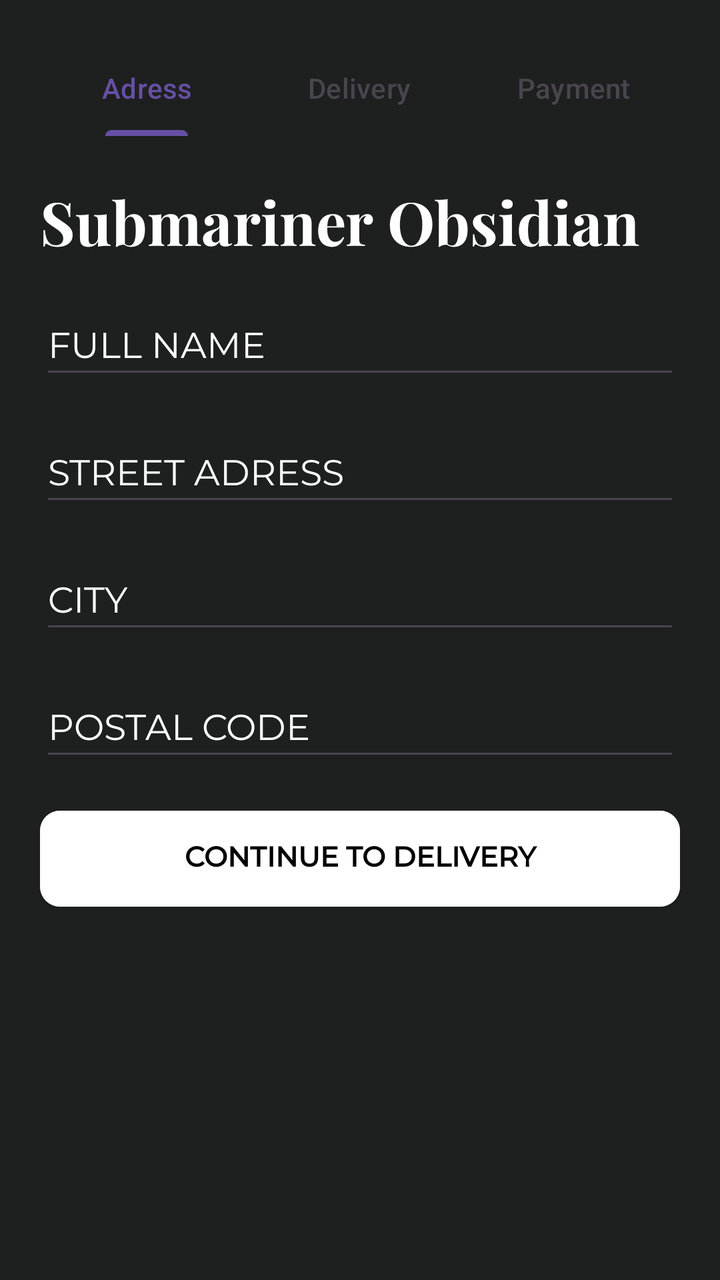
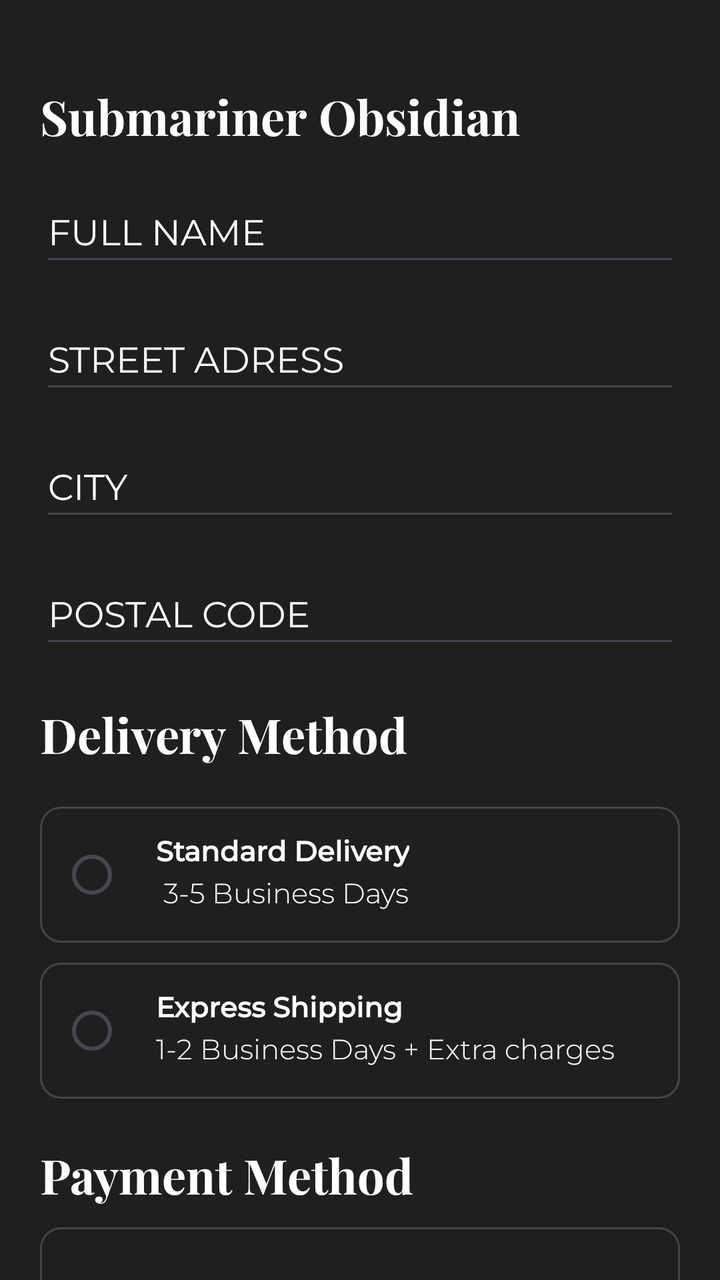

Compare the two renders of this Android layout. The source of the first and the diff that turns it into the second are given below.
<!-- AndroidManifest.xml: application theme Theme.Luxora -->
<!-- res/layout/activity_cart_checkout_shipping.xml -->
<?xml version="1.0" encoding="utf-8"?>
<ScrollView
    xmlns:android="http://schemas.android.com/apk/res/android"
    xmlns:tools="http://schemas.android.com/tools"
    android:layout_width="match_parent"
    android:layout_height="match_parent"
    android:background="@color/surface_container"
    xmlns:app="http://schemas.android.com/apk/res-auto">

    <LinearLayout
        android:layout_width="match_parent"
        android:layout_height="wrap_content"
        android:orientation="vertical"

        android:padding="20dp">

        <com.google.android.material.tabs.TabLayout
            android:id="@+id/tabLayout"
            android:layout_width="match_parent"
            android:layout_height="wrap_content"
            android:background="@color/surface_container">

            <com.google.android.material.tabs.TabItem
                style="@style/CustomTabTextAppearance"
                android:layout_width="match_parent"
                android:layout_height="wrap_content"
                app:tabTextColor="@color/white"
                android:fontFamily="@font/montserrat_regular"
                app:tabSelectedTextColor="@color/secondary"
                android:text="Adress"/>

            <com.google.android.material.tabs.TabItem
                style="@style/CustomTabTextAppearance"
                android:layout_width="match_parent"
                android:layout_height="wrap_content"
                app:tabTextColor="@color/white"
                app:tabSelectedTextColor="@color/secondary"
                android:text="Delivery"/>

            <com.google.android.material.tabs.TabItem
                style="@style/CustomTabTextAppearance"
                android:layout_width="match_parent"
                android:layout_height="wrap_content"
                app:tabTextColor="@color/white"
                app:tabSelectedTextColor="@color/secondary"
                android:text="Payment"/>

        </com.google.android.material.tabs.TabLayout>

        <TextView
            android:id="@+id/tvProductName"
            android:layout_width="wrap_content"
            android:layout_height="wrap_content"
            android:layout_marginTop="20dp"
            android:fontFamily="@font/playfair_display_bold"
            android:text="Submariner Obsidian"
            android:textColor="@color/white"
            android:textSize="30sp"
            app:layout_constraintStart_toStartOf="parent"
            app:layout_constraintTop_toBottomOf="@id/llReviewRatings" />

        <EditText
            android:id="@+id/etFullName"
            android:layout_width="match_parent"
            android:layout_height="wrap_content"
            android:layout_marginTop="20dp"
            android:textColorHint="@color/white"
            android:fontFamily="@font/montserrat_regular"
            android:hint="FULL NAME"/>

        <EditText
            android:id="@+id/etStreetAddress"
            android:layout_width="match_parent"
            android:layout_height="wrap_content"
            android:layout_marginTop="20dp"
            android:textColorHint="@color/white"
            android:fontFamily="@font/montserrat_regular"
            android:hint="STREET ADRESS"/>

        <EditText
            android:id="@+id/etCity"
            android:layout_width="match_parent"
            android:layout_height="wrap_content"
            android:layout_marginTop="20dp"
            android:textColorHint="@color/white"
            android:fontFamily="@font/montserrat_regular"
            android:hint="CITY"/>

        <EditText
            android:id="@+id/etPostalAddress"
            android:layout_width="match_parent"
            android:layout_height="wrap_content"
            android:layout_marginTop="20dp"
            android:textColorHint="@color/white"
            android:fontFamily="@font/montserrat_regular"
            android:hint="POSTAL CODE"/>

        <androidx.cardview.widget.CardView
            android:layout_width="match_parent"
            android:layout_height="wrap_content"
            android:layout_weight="1"
            app:cardCornerRadius="10dp"
            android:layout_marginTop="20dp">

            <androidx.appcompat.widget.AppCompatButton
                android:id="@+id/btContinueToDeliver"
                android:layout_width="match_parent"
                android:layout_height="match_parent"
                android:background="@color/white"
                android:clickable="true"
                android:focusable="true"
                android:fontFamily="@font/montserrat_medium"
                android:foreground="?attr/selectableItemBackground"
                android:gravity="center"
                android:text="Continue to delivery"
                android:textAlignment="center"
                android:textAllCaps="true"
                android:textColor="@color/black"
                android:textStyle="bold" />

        </androidx.cardview.widget.CardView>

    </LinearLayout>



</ScrollView>
<!-- resources referenced by this layout -->
<resources>
  <color name="black">#FF000000</color>
  <color name="secondary">#E9C349</color>
  <color name="surface_container">#1E2020</color>
  <color name="white">#FFFFFFFF</color>
  <style name="CustomTabTextAppearance" parent="TextAppearance.Design.Tab">
          <item name="android:fontFamily">@font/montserrat_regular</item>
          <item name="android:textSize">14sp</item>
      </style>
  <style name="Theme.Luxora" parent="Base.Theme.Luxora" />
  <style name="Base.Theme.Luxora" parent="Theme.Material3.DayNight.NoActionBar">
          
          
      </style>
</resources>

<!-- the commit's change to res/layout/activity_cart_checkout_shipping.xml (unified diff, before → after) -->
@@ -5,47 +5,15 @@
     android:layout_width="match_parent"
     android:layout_height="match_parent"
     android:background="@color/surface_container"
-    xmlns:app="http://schemas.android.com/apk/res-auto">
+    xmlns:app="http://schemas.android.com/apk/res-auto"
+    android:scrollbars="none">
 
     <LinearLayout
         android:layout_width="match_parent"
         android:layout_height="wrap_content"
         android:orientation="vertical"
-
         android:padding="20dp">
 
-        <com.google.android.material.tabs.TabLayout
-            android:id="@+id/tabLayout"
-            android:layout_width="match_parent"
-            android:layout_height="wrap_content"
-            android:background="@color/surface_container">
-
-            <com.google.android.material.tabs.TabItem
-                style="@style/CustomTabTextAppearance"
-                android:layout_width="match_parent"
-                android:layout_height="wrap_content"
-                app:tabTextColor="@color/white"
-                android:fontFamily="@font/montserrat_regular"
-                app:tabSelectedTextColor="@color/secondary"
-                android:text="Adress"/>
-
-            <com.google.android.material.tabs.TabItem
-                style="@style/CustomTabTextAppearance"
-                android:layout_width="match_parent"
-                android:layout_height="wrap_content"
-                app:tabTextColor="@color/white"
-                app:tabSelectedTextColor="@color/secondary"
-                android:text="Delivery"/>
-
-            <com.google.android.material.tabs.TabItem
-                style="@style/CustomTabTextAppearance"
-                android:layout_width="match_parent"
-                android:layout_height="wrap_content"
-                app:tabTextColor="@color/white"
-                app:tabSelectedTextColor="@color/secondary"
-                android:text="Payment"/>
-
-        </com.google.android.material.tabs.TabLayout>
 
         <TextView
             android:id="@+id/tvProductName"
@@ -55,7 +23,7 @@
             android:fontFamily="@font/playfair_display_bold"
             android:text="Submariner Obsidian"
             android:textColor="@color/white"
-            android:textSize="30sp"
+            android:textSize="24sp"
             app:layout_constraintStart_toStartOf="parent"
             app:layout_constraintTop_toBottomOf="@id/llReviewRatings" />
 
@@ -65,6 +33,7 @@
             android:layout_height="wrap_content"
             android:layout_marginTop="20dp"
             android:textColorHint="@color/white"
+            android:textColor="@color/white"
             android:fontFamily="@font/montserrat_regular"
             android:hint="FULL NAME"/>
 
@@ -74,6 +43,7 @@
             android:layout_height="wrap_content"
             android:layout_marginTop="20dp"
             android:textColorHint="@color/white"
+            android:textColor="@color/white"
             android:fontFamily="@font/montserrat_regular"
             android:hint="STREET ADRESS"/>
 
@@ -83,6 +53,7 @@
             android:layout_height="wrap_content"
             android:layout_marginTop="20dp"
             android:textColorHint="@color/white"
+            android:textColor="@color/white"
             android:fontFamily="@font/montserrat_regular"
             android:hint="CITY"/>
 
@@ -92,8 +63,231 @@
             android:layout_height="wrap_content"
             android:layout_marginTop="20dp"
             android:textColorHint="@color/white"
+            android:textColor="@color/white"
             android:fontFamily="@font/montserrat_regular"
             android:hint="POSTAL CODE"/>
+
+        <TextView
+            android:layout_width="wrap_content"
+            android:layout_height="wrap_content"
+            android:layout_marginTop="20dp"
+            android:fontFamily="@font/playfair_display_bold"
+            android:text="Delivery Method"
+            android:textColor="@color/white"
+            android:textSize="24sp"
+            app:layout_constraintStart_toStartOf="parent"
+            app:layout_constraintTop_toBottomOf="@id/llReviewRatings" />
+
+        <LinearLayout
+            android:id="@+id/llStandardDelivery"
+            android:layout_width="match_parent"
+            android:layout_height="wrap_content"
+            android:orientation="horizontal"
+            android:layout_marginTop="20dp"
+            android:padding="10dp"
+            android:background="@drawable/light_grey_stroke_black_rounded_bg">
+
+            <RadioButton
+                android:id="@+id/cbStandardDelivery"
+                android:layout_width="wrap_content"
+                android:layout_height="wrap_content"/>
+
+            <LinearLayout
+                android:layout_width="wrap_content"
+                android:layout_height="wrap_content"
+                android:orientation="vertical"
+                android:layout_gravity="center">
+
+                <TextView
+                    android:layout_width="match_parent"
+                    android:layout_height="wrap_content"
+                    android:textColorHint="@color/white"
+                    android:textColor="@color/white"
+                    android:textAllCaps="true"
+                    android:textStyle="bold"
+                    android:fontFamily="@font/montserrat_medium"
+                    android:hint="Standard Delivery"/>
+
+                <TextView
+                    android:layout_width="match_parent"
+                    android:layout_height="wrap_content"
+                    android:textColorHint="@color/white"
+                    android:textColor="@color/white"
+                    android:fontFamily="@font/montserrat_light"
+                    android:hint=" 3-5 Business Days"/>
+
+
+
+            </LinearLayout>
+
+
+        </LinearLayout>
+
+        <LinearLayout
+            android:id="@+id/llExpressDelivery"
+            android:layout_width="match_parent"
+            android:layout_height="wrap_content"
+            android:orientation="horizontal"
+            android:layout_marginTop="10dp"
+            android:padding="10dp"
+            android:background="@drawable/light_grey_stroke_black_rounded_bg">
+
+            <RadioButton
+                android:id="@+id/cbExpressDelivery"
+                android:layout_width="wrap_content"
+                android:layout_height="wrap_content"/>
+
+            <LinearLayout
+                android:layout_width="wrap_content"
+                android:layout_height="wrap_content"
+                android:orientation="vertical"
+                android:layout_gravity="center">
+
+                <TextView
+                    android:layout_width="match_parent"
+                    android:layout_height="wrap_content"
+                    android:textColorHint="@color/white"
+                    android:textColor="@color/white"
+                    android:textAllCaps="true"
+                    android:textStyle="bold"
+                    android:fontFamily="@font/montserrat_medium"
+                    android:hint="Express Shipping"/>
+
+                <TextView
+                    android:layout_width="match_parent"
+                    android:layout_height="wrap_content"
+                    android:textColorHint="@color/white"
+                    android:textColor="@color/white"
+                    android:fontFamily="@font/montserrat_light"
+                    android:hint="1-2 Business Days + Extra charges"/>
+
+
+
+            </LinearLayout>
+
+
+        </LinearLayout>
+
+        <TextView
+            android:layout_width="wrap_content"
+            android:layout_height="wrap_content"
+            android:layout_marginTop="20dp"
+            android:fontFamily="@font/playfair_display_bold"
+            android:text="Payment Method"
+            android:textColor="@color/white"
+            android:textSize="24sp"
+            app:layout_constraintStart_toStartOf="parent"
+            app:layout_constraintTop_toBottomOf="@id/llReviewRatings" />
+
+        <androidx.constraintlayout.widget.ConstraintLayout
+            android:layout_width="match_parent"
+            android:layout_height="150dp"
+            android:layout_marginTop="10dp"
+            android:orientation="vertical"
+            android:background="@drawable/light_grey_stroke_black_rounded_bg">
+
+            <LinearLayout
+                android:layout_width="wrap_content"
+                android:layout_height="wrap_content"
+                android:layout_gravity="center_horizontal"
+                android:orientation="vertical"
+                app:layout_constraintBottom_toBottomOf="parent"
+                app:layout_constraintEnd_toEndOf="parent"
+                app:layout_constraintHorizontal_bias="0.5"
+                app:layout_constraintStart_toStartOf="parent"
+                app:layout_constraintTop_toTopOf="parent"
+                app:layout_constraintVertical_bias="0.5">
+
+                <ImageView
+                    android:layout_width="30dp"
+                    android:layout_height="30dp"
+                    android:src="@drawable/travel"
+                    android:layout_gravity="center"/>
+
+                <TextView
+                    android:layout_width="wrap_content"
+                    android:layout_height="wrap_content"
+                    android:textAllCaps="true"
+                    android:text="Credit Card"
+                    android:layout_marginTop="10dp"
+                    android:fontFamily="@font/montserrat_light"/>
+
+            </LinearLayout>
+
+
+        </androidx.constraintlayout.widget.ConstraintLayout>
+
+        <androidx.constraintlayout.widget.ConstraintLayout
+            android:layout_width="match_parent"
+            android:layout_height="150dp"
+            android:layout_marginTop="10dp"
+            android:background="@drawable/light_grey_stroke_black_rounded_bg">
+
+            <LinearLayout
+                android:layout_width="wrap_content"
+                android:layout_height="wrap_content"
+                android:layout_gravity="center_horizontal"
+                android:orientation="vertical"
+                app:layout_constraintBottom_toBottomOf="parent"
+                app:layout_constraintEnd_toEndOf="parent"
+                app:layout_constraintHorizontal_bias="0.5"
+                app:layout_constraintStart_toStartOf="parent"
+                app:layout_constraintTop_toTopOf="parent"
+                app:layout_constraintVertical_bias="0.5">
+
+                <ImageView
+                    android:layout_width="30dp"
+                    android:layout_height="30dp"
+                    android:src="@drawable/travel"
+                    android:layout_gravity="center"/>
+
+                <TextView
+                    android:layout_width="wrap_content"
+                    android:layout_height="wrap_content"
+                    android:text="COD"
+                    android:layout_marginTop="10dp"
+                    android:textAllCaps="true"
+                    android:fontFamily="@font/montserrat_light"/>
+
+            </LinearLayout>
+
+        </androidx.constraintlayout.widget.ConstraintLayout>
+
+        <EditText
+            android:layout_width="match_parent"
+            android:layout_height="wrap_content"
+            android:layout_marginTop="10dp"
+            android:textColorHint="@color/white"
+            android:hint="Card Number"
+            android:fontFamily="@font/montserrat_light"/>
+
+        <LinearLayout
+            android:layout_width="match_parent"
+            android:layout_height="wrap_content"
+            android:orientation="horizontal"
+            android:weightSum="2">
+
+            <EditText
+                android:layout_width="match_parent"
+                android:layout_height="wrap_content"
+                android:layout_marginTop="10dp"
+                android:textColorHint="@color/white"
+                android:hint="Expiry Date"
+                android:layout_weight="1"
+                android:layout_marginVertical="10dp"
+                android:fontFamily="@font/montserrat_light"/>
+
+            <EditText
+                android:layout_width="match_parent"
+                android:layout_height="wrap_content"
+                android:layout_marginTop="10dp"
+                android:textColorHint="@color/white"
+                android:hint="CVV"
+                android:layout_weight="1"
+                android:layout_margin="10dp"
+                android:fontFamily="@font/montserrat_light"/>
+
+        </LinearLayout>
 
         <androidx.cardview.widget.CardView
             android:layout_width="match_parent"
@@ -112,7 +306,7 @@
                 android:fontFamily="@font/montserrat_medium"
                 android:foreground="?attr/selectableItemBackground"
                 android:gravity="center"
-                android:text="Continue to delivery"
+                android:text="Checkout"
                 android:textAlignment="center"
                 android:textAllCaps="true"
                 android:textColor="@color/black"
<!-- resource entries referenced after the edit -->
@@ -1,14 +1,22 @@
 <!-- resources referenced by this layout -->
 <resources>
   <color name="black">#FF000000</color>
-  <color name="secondary">#E9C349</color>
   <color name="surface_container">#1E2020</color>
   <color name="white">#FFFFFFFF</color>
-  <style name="CustomTabTextAppearance" parent="TextAppearance.Design.Tab">
-          <item name="android:fontFamily">@font/montserrat_regular</item>
-          <item name="android:textSize">14sp</item>
-      </style>
+  <!-- drawable light_grey_stroke_black_rounded_bg (drawable) -->
+  <?xml version="1.0" encoding="utf-8"?>
+  <shape xmlns:android="http://schemas.android.com/apk/res/android">
+      <solid android:color="@color/surface_container"/>
+  
+      <stroke android:color="@color/on_primary_fixed_variant"
+          android:width="1dp" />
+  
+      <corners android:radius="10dp"/>
+  
+  </shape>
+  <!-- drawable travel: png bitmap (drawable, 5047 bytes) -->
   <style name="Theme.Luxora" parent="Base.Theme.Luxora" />
+  <color name="on_primary_fixed_variant">#474646</color>
   <style name="Base.Theme.Luxora" parent="Theme.Material3.DayNight.NoActionBar">
           
           
